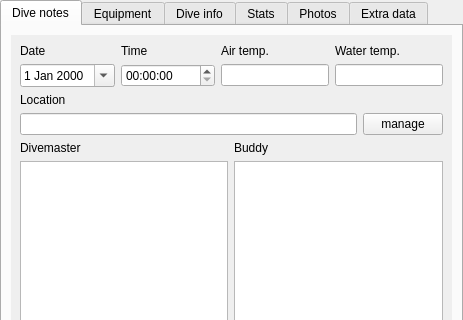
subsurface/subsurface, file qt-ui/maintab.ui: the form before one commit; both pictures show x 0 to 463 and y 0 to 320 of the 463 by 815 pixel window.
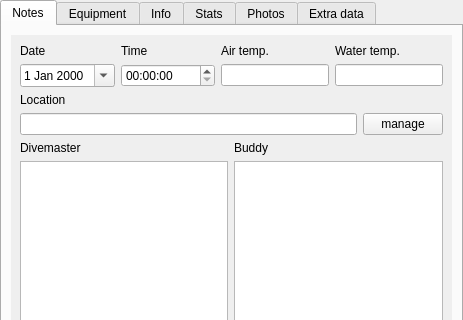
The form after the commit. Icons and pictures are not drawn. Custom widgets are drawn as their Qt base class.

Commit message: Rename the tab "Dive info" to "Info", and "Dive notes" to "Notes"

```diff
--- a/qt-ui/maintab.ui
+++ b/qt-ui/maintab.ui
@@ -15,7 +15,7 @@
   </property>
   <widget class="QWidget" name="notesTab">
    <attribute name="title">
-    <string>Dive notes</string>
+    <string>Notes</string>
    </attribute>
    <layout class="QGridLayout" name="diveNotesLayout">
     <property name="spacing">
@@ -415,7 +415,7 @@
   </widget>
   <widget class="QWidget" name="infoTab">
    <attribute name="title">
-    <string>Dive info</string>
+    <string>Info</string>
    </attribute>
    <layout class="QGridLayout" name="diveInfoLayout">
     <item row="0" column="0">
```
The commit also changes 4 other files.
